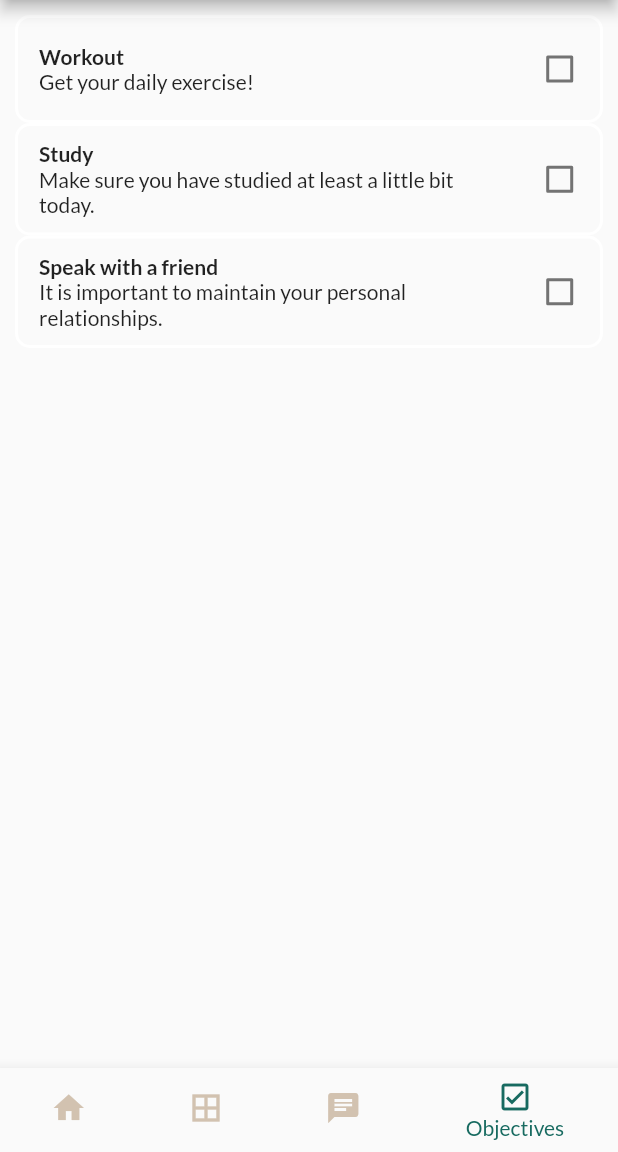
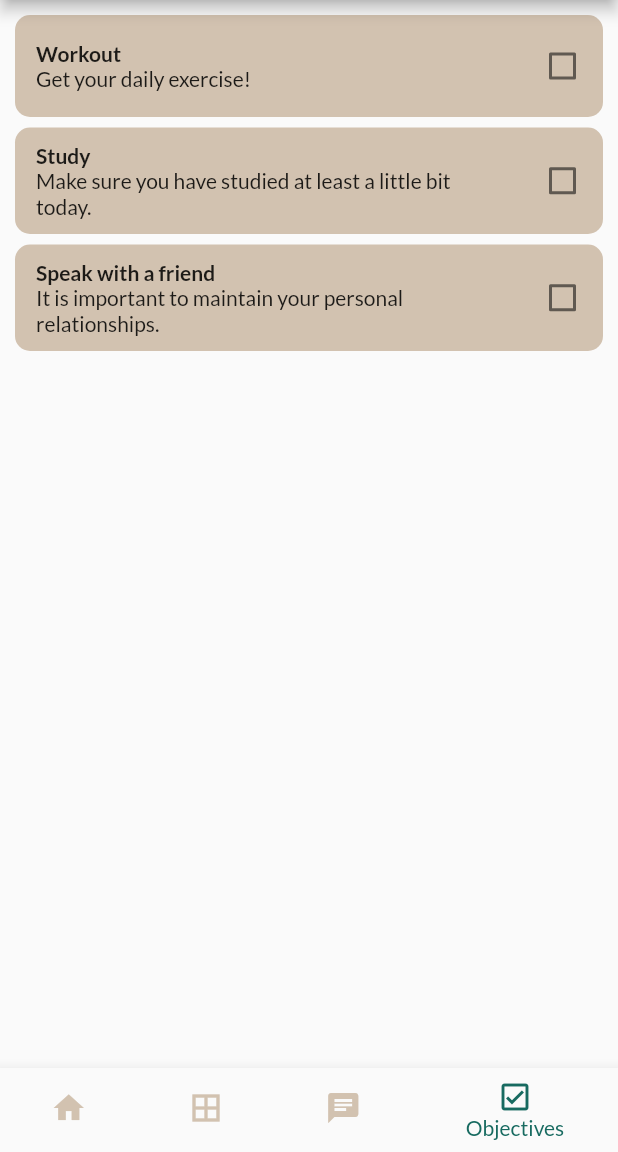
Before and after one commit to Mathugo/Happier, a Flutter app: the screen it shows after launch, item 4 of the bottom bar chosen, on a phone screen of 412 x 824 dp, the part 84-1236 px from its top. Run offline on Flutter 3.47's test engine with Material 2 defaults, Android fonts, the phone set to English and light mode, and no system bars; our stand-ins replace equatable, flutter_bloc, google_fonts.

Commit message:
changed background color on objectives

```diff
--- a/happier/lib/ui/screens/objectives.screen.dart
+++ b/happier/lib/ui/screens/objectives.screen.dart
@@ -58,10 +58,11 @@ class _ObjectiveListItem extends StatelessWidget {
     return Container(
         padding:
             const EdgeInsets.only(left: 14, right: 14, top: 10, bottom: 10),
-        margin: const EdgeInsets.only(left: 10, right: 10),
+        margin: const EdgeInsets.only(left: 10, right: 10, bottom: 7),
         decoration: BoxDecoration(
+            color: SECONDARY_COLOR,
             borderRadius: BorderRadius.circular(10),
-            border: Border.all(color: Colors.white, width: 2)),
+            ),
         child: Row(
           children: [
             Expanded(
```
